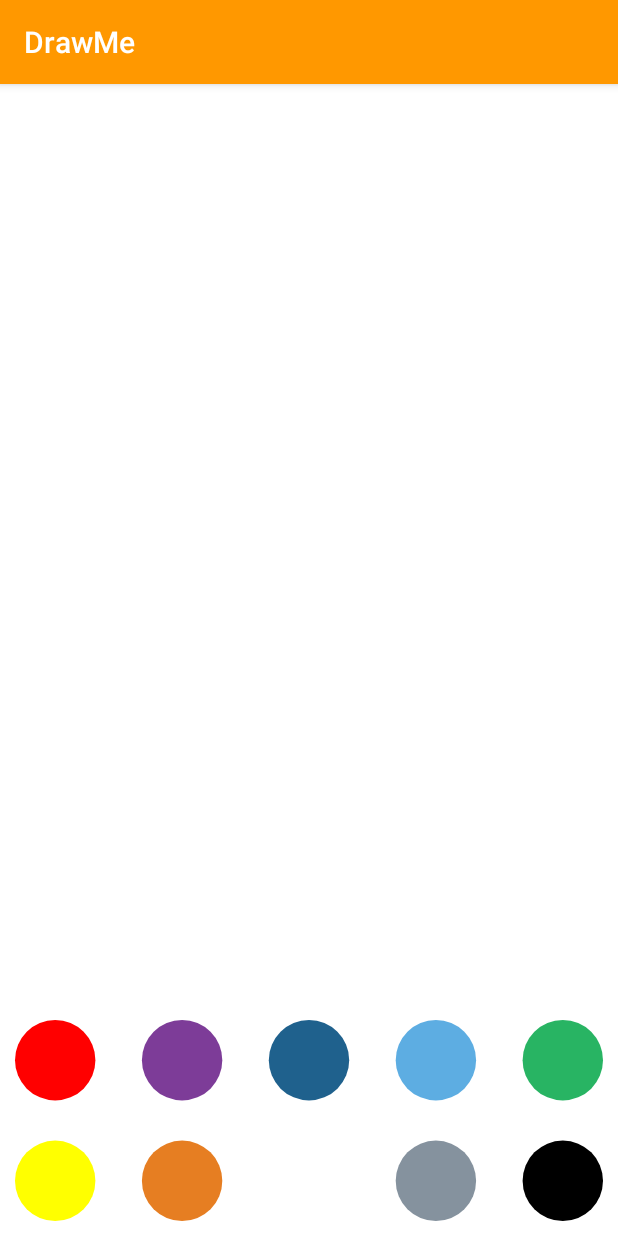
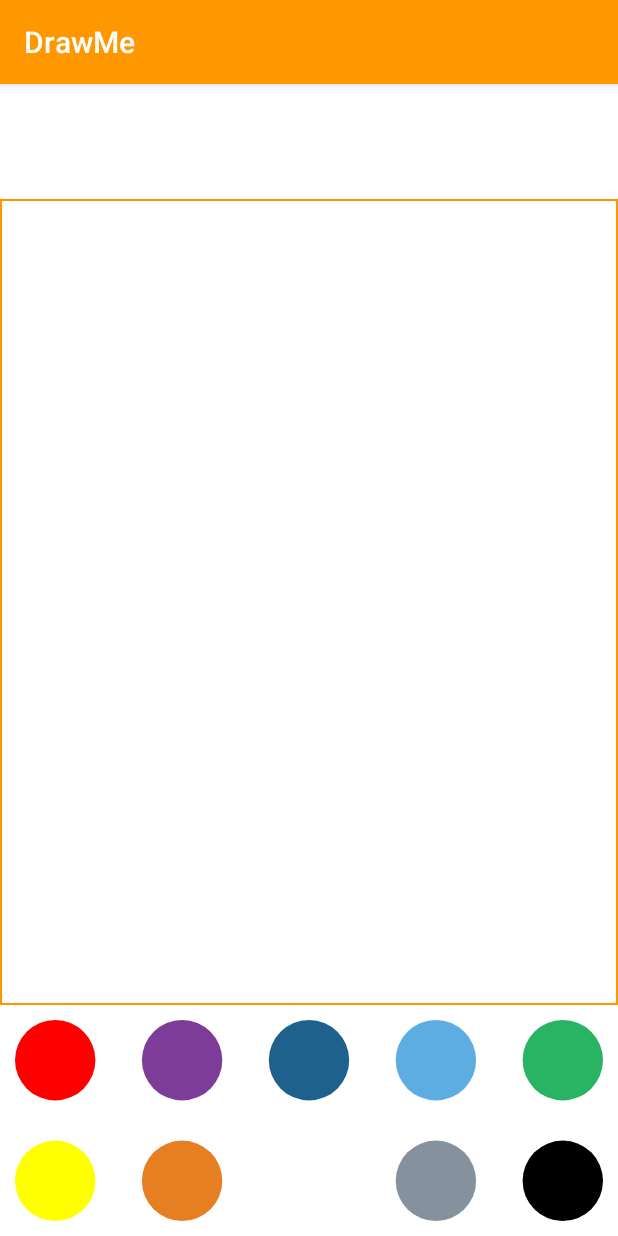
Before and after one commit to depp57/DrawMe, an Android app: the fragment GameFragment placed in its activity, on a phone screen of 412 x 824 dp. Run offline under Robolectric (Android 15) with nearby library versions, the phone set to English and light mode, and no system bars; libraries missing offline, so code that uses them is left out: es.dmoral.toasty; pictures from the network do not load.

Commit message:
:lipstick: add border around canvas in game view

```diff
--- /dev/null
+++ b/app/src/main/res/drawable/border.xml
@@ -0,0 +1,5 @@
+<?xml version="1.0" encoding="utf-8"?>
+<shape xmlns:android="http://schemas.android.com/apk/res/android" android:shape="rectangle" >
+    <solid android:color="@android:color/white" />
+    <stroke android:width="1dip" android:color="@color/colorPrimary"/>
+</shape>
--- a/app/src/main/res/layout/fragment_game.xml
+++ b/app/src/main/res/layout/fragment_game.xml
@@ -17,14 +17,15 @@
         android:id="@+id/drawingCanvas"
         android:layout_width="match_parent"
         android:layout_height="0dp"
-        android:layout_weight="0.7"/>
+        android:layout_weight="0.7"
+        android:background="@drawable/border" />
 
     <fr.depp.drawme.ui.customViews.ColorPicker
         android:id="@+id/colorPicker"
         android:padding="10dp"
         android:layout_width="match_parent"
         android:layout_height="0dp"
-        android:layout_weight="0.2"/>
+        android:layout_weight="0.2" />
 
     <EditText
         android:layout_width="match_parent"
```
